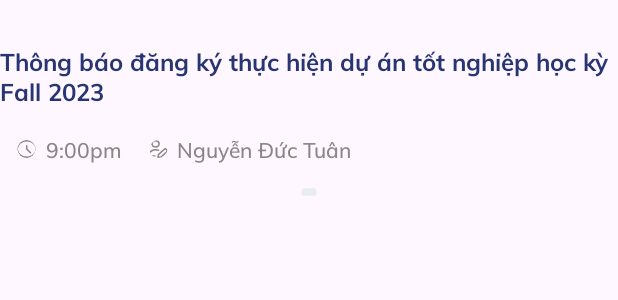
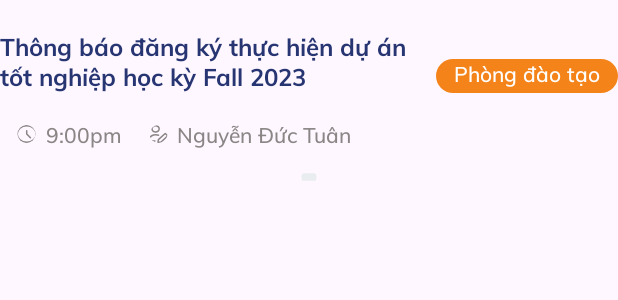
Before and after one commit to josephanh/MyFPL, an Android app: the layout detail_item_informations.xml on its own in the app's theme, with its tools: preview values and no code run, on a phone screen of 412 x 824 dp. Shown: the top 300 px of the screen. Run offline under Robolectric (Android 15) with nearby library versions, the phone set to English and light mode, and no system bars; plain views replace RoundedImageView.

Commit message:
feat/logo fpl

```diff
--- a/MyFPL_App/app/src/main/AndroidManifest.xml
+++ b/MyFPL_App/app/src/main/AndroidManifest.xml
@@ -13,9 +13,9 @@
         android:allowBackup="true"
         android:dataExtractionRules="@xml/data_extraction_rules"
         android:fullBackupContent="@xml/backup_rules"
-        android:icon="@mipmap/ic_launcher"
+        android:icon="@drawable/logo_myfpt"
         android:label="@string/app_name"
-        android:roundIcon="@mipmap/ic_launcher_round"
+        android:roundIcon="@drawable/logo_myfpt"
         android:supportsRtl="true"
         android:theme="@style/Theme.MyFPL"
         tools:targetApi="31" >
--- a/MyFPL_App/app/src/main/res/layout/activity_main.xml
+++ b/MyFPL_App/app/src/main/res/layout/activity_main.xml
@@ -31,6 +31,8 @@
        app:cnb_iconSize="24dp"
        style="@style/BottomNavigationView"
        app:cnb_animationDuration="200"
+       android:animateLayoutChanges="true"
+       android:animationCache="true"
        android:background="@drawable/bg_bottom_navigation"
        android:elevation="10sp"
        android:translationZ="30sp"
--- a/MyFPL_App/app/src/main/res/layout/detail_item_informations.xml
+++ b/MyFPL_App/app/src/main/res/layout/detail_item_informations.xml
@@ -8,6 +8,21 @@
         android:layout_height="wrap_content"
         android:layout_marginTop="19dp"
         android:orientation="vertical">
+        <androidx.appcompat.widget.LinearLayoutCompat
+            android:layout_width="match_parent"
+            android:layout_height="wrap_content"
+            android:orientation="horizontal">
+            <TextView
+                android:id="@+id/tv_notification"
+                android:layout_width="0dp"
+                android:textColor="@color/purple"
+                android:fontFamily="@font/mulish_bold"
+                android:textSize="16sp"
+                android:layout_height="wrap_content"
+                android:layout_weight="1"
+                android:lines="2"
+                android:ellipsize="end"
+                android:text="Thông báo đăng ký thực hiện dự án tốt nghiệp học kỳ Fall 2023"/>
             <TextView
                 android:id="@+id/tv_name"
                 android:layout_width="wrap_content"
@@ -19,17 +34,11 @@
                 android:fontFamily="@font/mulish_medium"
                 android:paddingBottom="3dp"
                 android:textSize="14sp"
-            android:text="Phòng đào tạo"
-            android:visibility="gone"/>
-        <TextView
-            android:id="@+id/tv_notification"
-            android:layout_width="match_parent"
-            android:textColor="@color/purple"
-            android:fontFamily="@font/mulish_bold"
-            android:textSize="16sp"
-            android:layout_marginTop="10dp"
-            android:layout_height="wrap_content"
-            android:text="Thông báo đăng ký thực hiện dự án tốt nghiệp học kỳ Fall 2023"/>
+                android:layout_gravity="bottom"
+                android:text="Phòng đào tạo"/>
+
+        </androidx.appcompat.widget.LinearLayoutCompat>
+
         <LinearLayout
             android:layout_width="match_parent"
             android:layout_height="wrap_content"
--- a/MyFPL_App/app/src/main/res/layout/fragment_schedule_tab.xml
+++ b/MyFPL_App/app/src/main/res/layout/fragment_schedule_tab.xml
@@ -10,6 +10,6 @@
         android:layout_width="match_parent"
         android:layout_height="match_parent"
         android:orientation="vertical"
-        android:animateLayoutChanges="false"/>
+        android:soundEffectsEnabled="false"/>
 
 </FrameLayout>
```
Also changed, not shown: MyFPL_App/app/src/main/java/nta/com/music/myfpl/MainActivity.java (+11 -10 lines), MyFPL_App/app/src/main/res/layout/fragment_home.xml (+4 -6 lines), MyFPL_App/app/src/main/res/drawable/logo_myfpt.png (added). Lines whose indentation alone changed are shown as unchanged.
